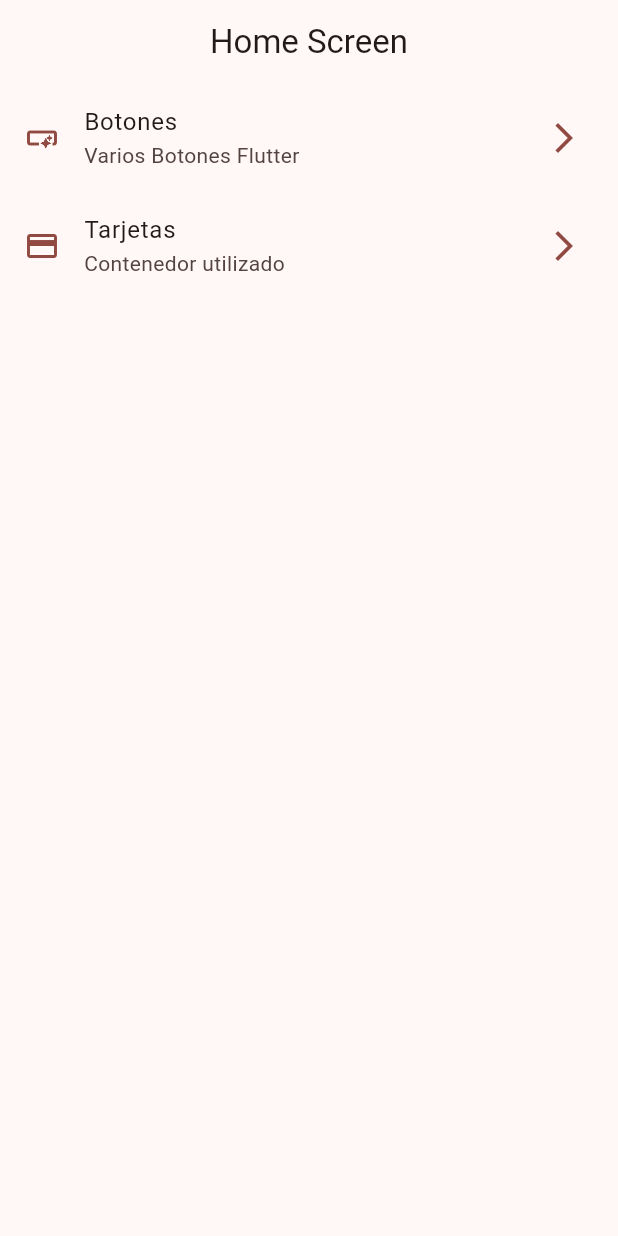
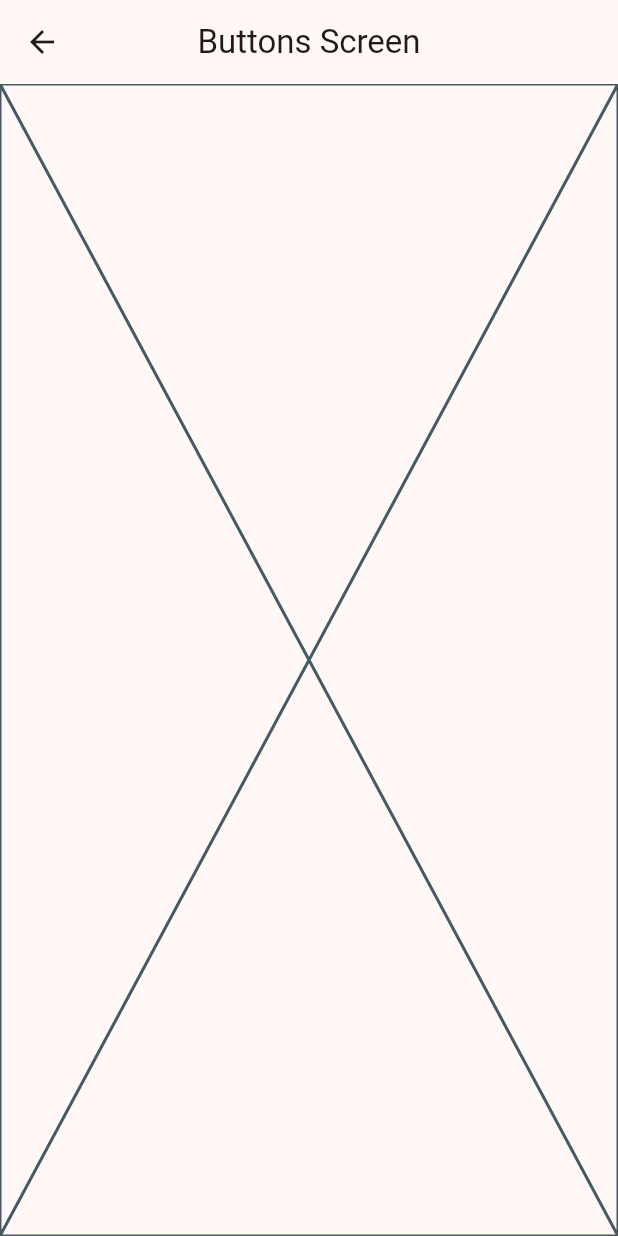
Before and after one commit to patoCode/widgets_app, a Flutter app: the screen it shows after launch, after a tap on "Botones", on a phone screen of 412 x 824 dp. Run offline on Flutter 3.47's test engine with Material 3 defaults, Android fonts, the phone set to English and light mode, and no system bars.

```diff
--- a/lib/config/menu/menu_items.dart
+++ b/lib/config/menu/menu_items.dart
@@ -24,7 +24,7 @@ const appMenuItems = <MenuItem>[
   MenuItem(
     title: "Tarjetas",
     subTitle: "Contenedor utilizado",
-    link: "/contenedor",
+    link: "/cards",
     icon: Icons.credit_card,
   ),
 ];
--- a/lib/config/theme/app_theme.dart
+++ b/lib/config/theme/app_theme.dart
@@ -28,6 +28,7 @@ class AppTheme {
   ThemeData getTheme() => ThemeData(
         useMaterial3: true,
         colorSchemeSeed: colorList[selectedColor],
+        //** Aca podemos definir los estilos generales para todos los appBar
         appBarTheme: const AppBarTheme(
           centerTitle: true,
         ),
--- a/lib/main.dart
+++ b/lib/main.dart
@@ -1,5 +1,7 @@
 import 'package:flutter/material.dart';
 import 'package:widgets_app/config/theme/app_theme.dart';
+import 'package:widgets_app/presentation/screens/buttons/buttons_screen.dart';
+import 'package:widgets_app/presentation/screens/cards/cards_screen.dart';
 import 'package:widgets_app/presentation/screens/home/home_screen.dart';
 
 void main() {
@@ -15,6 +17,11 @@ class MainApp extends StatelessWidget {
       debugShowCheckedModeBanner: false,
       theme: AppTheme(selectedColor: 3).getTheme(),
       home: const HomeScreen(),
+      //** Navegacion vasica basado en nombres de rutas directamente en el MaterialApp
+      routes: {
+        "/buttons": (context) => const ButtonsScreen(),
+        "/cards": (context) => const CardsScreen(),
+      },
     );
   }
 }
--- /dev/null
+++ b/lib/presentation/screens/buttons/buttons_screen.dart
@@ -0,0 +1,15 @@
+import 'package:flutter/material.dart';
+
+class ButtonsScreen extends StatelessWidget {
+  const ButtonsScreen({super.key});
+
+  @override
+  Widget build(BuildContext context) {
+    return Scaffold(
+      appBar: AppBar(
+        title: const Text("Buttons Screen"),
+      ),
+      body: const Placeholder(),
+    );
+  }
+}
--- a/lib/presentation/screens/home/home_screen.dart
+++ b/lib/presentation/screens/home/home_screen.dart
@@ -1,5 +1,6 @@
 import 'package:flutter/material.dart';
 import 'package:widgets_app/config/menu/menu_items.dart';
+import 'package:widgets_app/presentation/screens/buttons/buttons_screen.dart';
 
 class HomeScreen extends StatelessWidget {
   const HomeScreen({super.key});
@@ -16,12 +17,12 @@ class HomeScreen extends StatelessWidget {
 }
 
 class _HomeView extends StatelessWidget {
-  const _HomeView({super.key});
+  const _HomeView();
 
   @override
   Widget build(BuildContext context) {
     return ListView.builder(
-      // Utilizaremos el <appMenuItems> definido anteriormente
+      //** Utilizaremos el <appMenuItems> definido anteriormente
       itemCount: appMenuItems.length,
       itemBuilder: (context, index) {
         final item = appMenuItems[index];
@@ -54,7 +55,15 @@ class _CustomListTile extends StatelessWidget {
       title: Text(item.title),
       subtitle: Text(item.subTitle),
       onTap: () {
-        // TODO navegar a otra pantalla
+        // ** PUSH Indica que apilaremos rutas
+        // ** REPLACE Tambien existe el replace, que lo que hace es destruir la view, para presentarla
+        // Navigator.of(context).push(
+        //   MaterialPageRoute(
+        //     builder: (context) => const ButtonsScreen(),
+        //   ),
+        // );
+        //** Usando named routes definidas en el MaterialApp
+        Navigator.pushNamed(context, item.link);
       },
     );
   }
```
Also changed, not shown: lib/presentation/screens/cards/cards_screen.dart (added, +15 -0 lines).
